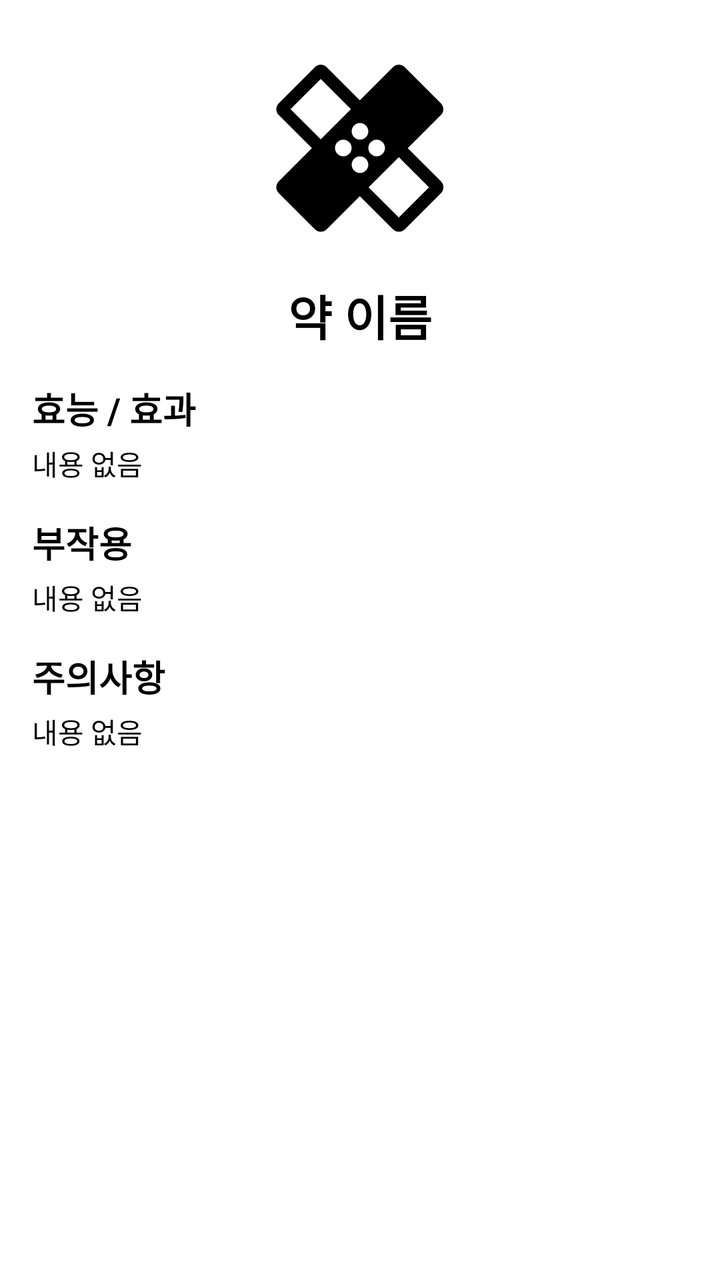
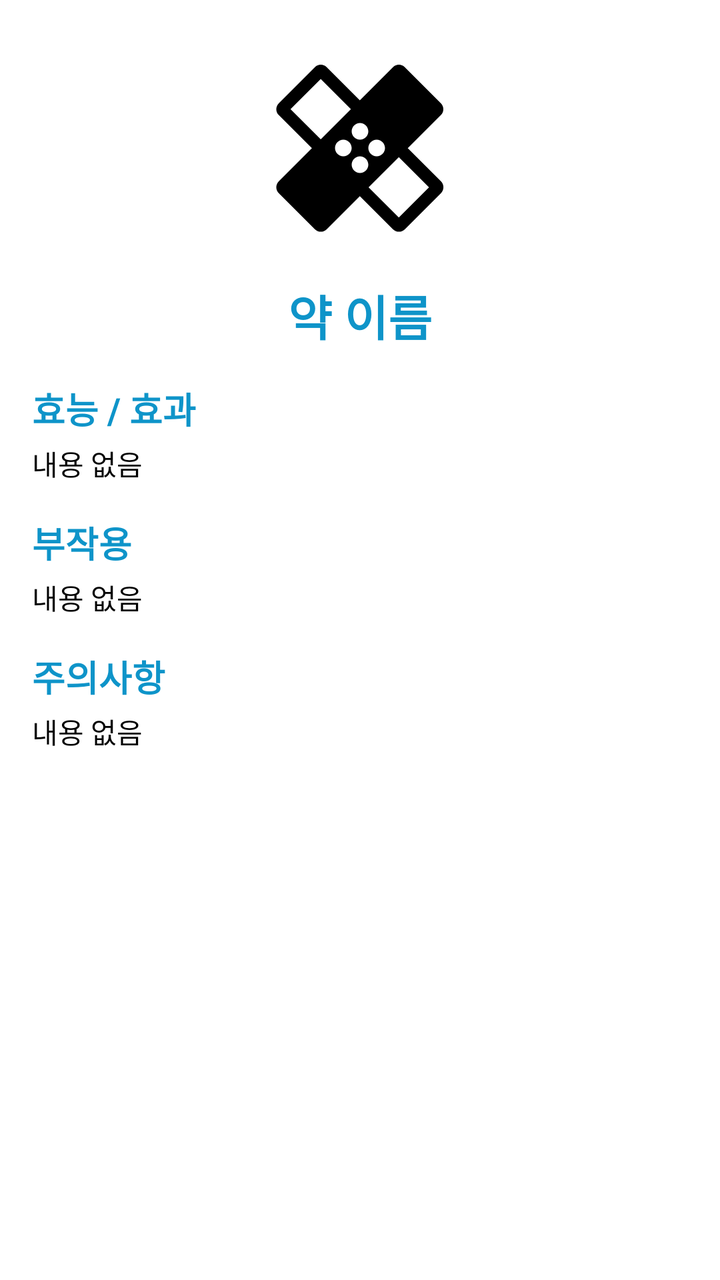

Screens rendered from an Android XML layout before and after an edit, with the pre-edit source and the edit as a unified diff.
<!-- AndroidManifest.xml: application theme Theme.MyApplication -->
<!-- res/layout/activity_medicine_dex_detail.xml -->
<?xml version="1.0" encoding="utf-8"?>
<ScrollView xmlns:android="http://schemas.android.com/apk/res/android"
    android:layout_width="match_parent"
    android:layout_height="match_parent"
    android:padding="16dp"
    android:fillViewport="true"
    android:background="@color/background">

    <LinearLayout
        android:layout_width="match_parent"
        android:layout_height="wrap_content"
        android:orientation="vertical"
        android:gravity="center_horizontal">

        
        <ImageView
            android:id="@+id/ivImage"
            android:layout_width="100dp"
            android:layout_height="100dp"
            android:layout_marginTop="8dp"
            android:layout_marginBottom="16dp"
            android:src="@drawable/ic_pill"
            android:contentDescription="약 이미지" />

        
        <TextView
            android:id="@+id/tvName"
            android:layout_width="wrap_content"
            android:layout_height="wrap_content"
            android:text="약 이름"
            android:textSize="24sp"
            android:textColor="#000000"
            android:textStyle="bold"
            android:layout_marginBottom="16dp" />

        
        <TextView
            android:layout_width="match_parent"
            android:layout_height="wrap_content"
            android:text="효능 / 효과"
            android:textColor="#000000"
            android:textStyle="bold"
            android:textSize="18sp"
            android:layout_marginBottom="4dp" />

        <TextView
            android:id="@+id/tvEffect"
            android:layout_width="match_parent"
            android:layout_height="wrap_content"
            android:text="내용 없음"
            android:layout_marginBottom="16dp" />

        
        <TextView
            android:layout_width="match_parent"
            android:layout_height="wrap_content"
            android:text="부작용"
            android:textColor="#000000"
            android:textStyle="bold"
            android:textSize="18sp"
            android:layout_marginBottom="4dp" />

        <TextView
            android:id="@+id/tvSideEffect"
            android:layout_width="match_parent"
            android:layout_height="wrap_content"
            android:text="내용 없음"
            android:layout_marginBottom="16dp" />

        
        <TextView
            android:layout_width="match_parent"
            android:layout_height="wrap_content"
            android:text="주의사항"
            android:textColor="#000000"
            android:textStyle="bold"
            android:textSize="18sp"
            android:layout_marginBottom="4dp" />

        <TextView
            android:id="@+id/tvCaution"
            android:layout_width="match_parent"
            android:layout_height="wrap_content"
            android:text="내용 없음"
            android:layout_marginBottom="16dp" />

    </LinearLayout>

</ScrollView>
<!-- resources referenced by this layout -->
<resources>
  <color name="background">#FFFFFF</color>
  <!-- drawable ic_pill (drawable) -->
  <vector xmlns:android="http://schemas.android.com/apk/res/android" android:height="24dp" android:tint="#000000" android:viewportHeight="24" android:viewportWidth="24" android:width="24dp">
        
      <path android:fillColor="@android:color/white" android:pathData="M17.73,12.02l3.98,-3.98c0.39,-0.39 0.39,-1.02 0,-1.41l-4.34,-4.34c-0.39,-0.39 -1.02,-0.39 -1.41,0l-3.98,3.98L8,2.29C7.8,2.1 7.55,2 7.29,2c-0.25,0 -0.51,0.1 -0.7,0.29L2.25,6.63c-0.39,0.39 -0.39,1.02 0,1.41l3.98,3.98L2.25,16c-0.39,0.39 -0.39,1.02 0,1.41l4.34,4.34c0.39,0.39 1.02,0.39 1.41,0l3.98,-3.98 3.98,3.98c0.2,0.2 0.45,0.29 0.71,0.29 0.26,0 0.51,-0.1 0.71,-0.29l4.34,-4.34c0.39,-0.39 0.39,-1.02 0,-1.41l-3.99,-3.98zM12,9c0.55,0 1,0.45 1,1s-0.45,1 -1,1 -1,-0.45 -1,-1 0.45,-1 1,-1zM7.29,10.96L3.66,7.34l3.63,-3.63 3.62,3.62 -3.62,3.63zM10,13c-0.55,0 -1,-0.45 -1,-1s0.45,-1 1,-1 1,0.45 1,1 -0.45,1 -1,1zM12,15c-0.55,0 -1,-0.45 -1,-1s0.45,-1 1,-1 1,0.45 1,1 -0.45,1 -1,1zM14,11c0.55,0 1,0.45 1,1s-0.45,1 -1,1 -1,-0.45 -1,-1 0.45,-1 1,-1zM16.66,20.34l-3.63,-3.62 3.63,-3.63 3.62,3.62 -3.62,3.63z"/>
      
  </vector>
  <style name="Theme.MyApplication" parent="Base.Theme.MyApplication" />
  <style name="Base.Theme.MyApplication" parent="Theme.Material3.DayNight.NoActionBar">
          
          <item name="colorPrimary">@color/primary</item>
          <item name="colorOnPrimary">@color/textPrimary</item>
  
          <item name="android:colorBackground">@color/background</item>
          <item name="android:textColor">@color/textPrimary</item>
  
          <item name="android:statusBarColor">@color/background</item>
          <item name="android:navigationBarColor">@color/background</item>
      </style>
  <color name="primary">#0E94C9</color>
  <color name="textPrimary">#000000</color>
</resources>

<!-- the commit's change to res/layout/activity_medicine_dex_detail.xml (unified diff, before → after) -->
@@ -29,7 +29,7 @@
             android:layout_height="wrap_content"
             android:text="약 이름"
             android:textSize="24sp"
-            android:textColor="#000000"
+            android:textColor="@color/primary"
             android:textStyle="bold"
             android:layout_marginBottom="16dp" />
 
@@ -38,7 +38,7 @@
             android:layout_width="match_parent"
             android:layout_height="wrap_content"
             android:text="효능 / 효과"
-            android:textColor="#000000"
+            android:textColor="@color/primary"
             android:textStyle="bold"
             android:textSize="18sp"
             android:layout_marginBottom="4dp" />
@@ -55,7 +55,7 @@
             android:layout_width="match_parent"
             android:layout_height="wrap_content"
             android:text="부작용"
-            android:textColor="#000000"
+            android:textColor="@color/primary"
             android:textStyle="bold"
             android:textSize="18sp"
             android:layout_marginBottom="4dp" />
@@ -72,7 +72,7 @@
             android:layout_width="match_parent"
             android:layout_height="wrap_content"
             android:text="주의사항"
-            android:textColor="#000000"
+            android:textColor="@color/primary"
             android:textStyle="bold"
             android:textSize="18sp"
             android:layout_marginBottom="4dp" />
